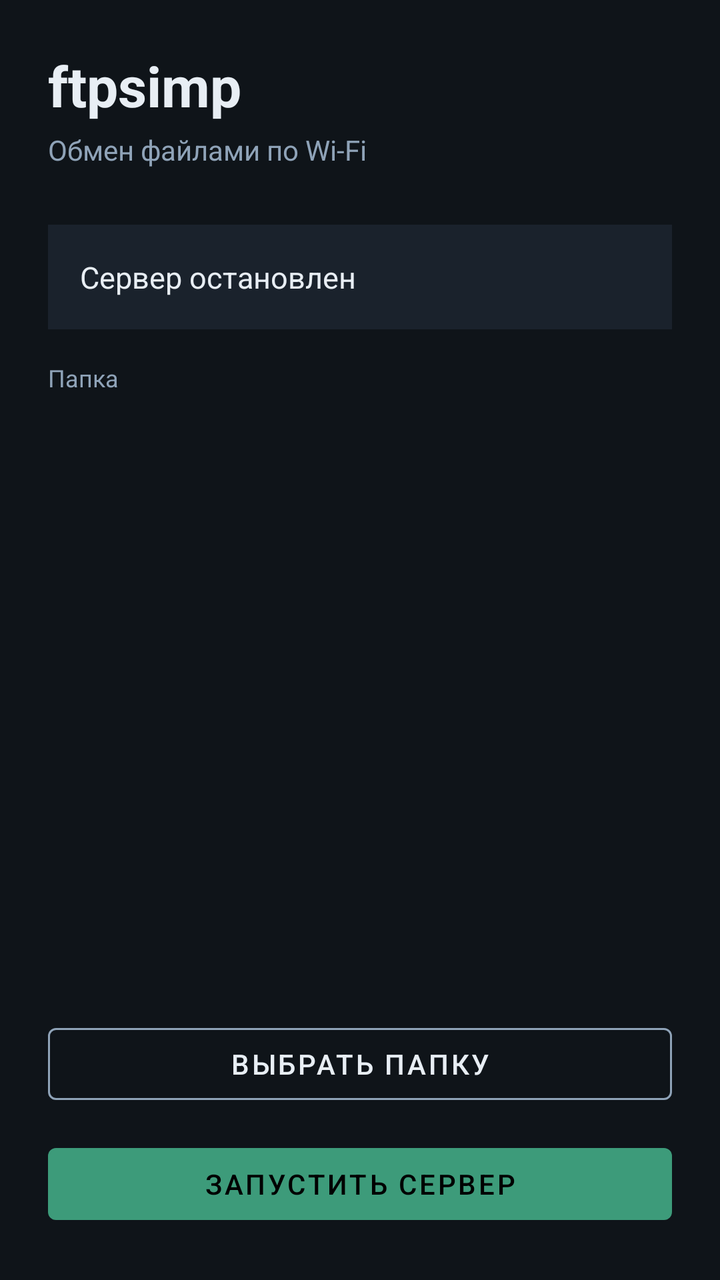
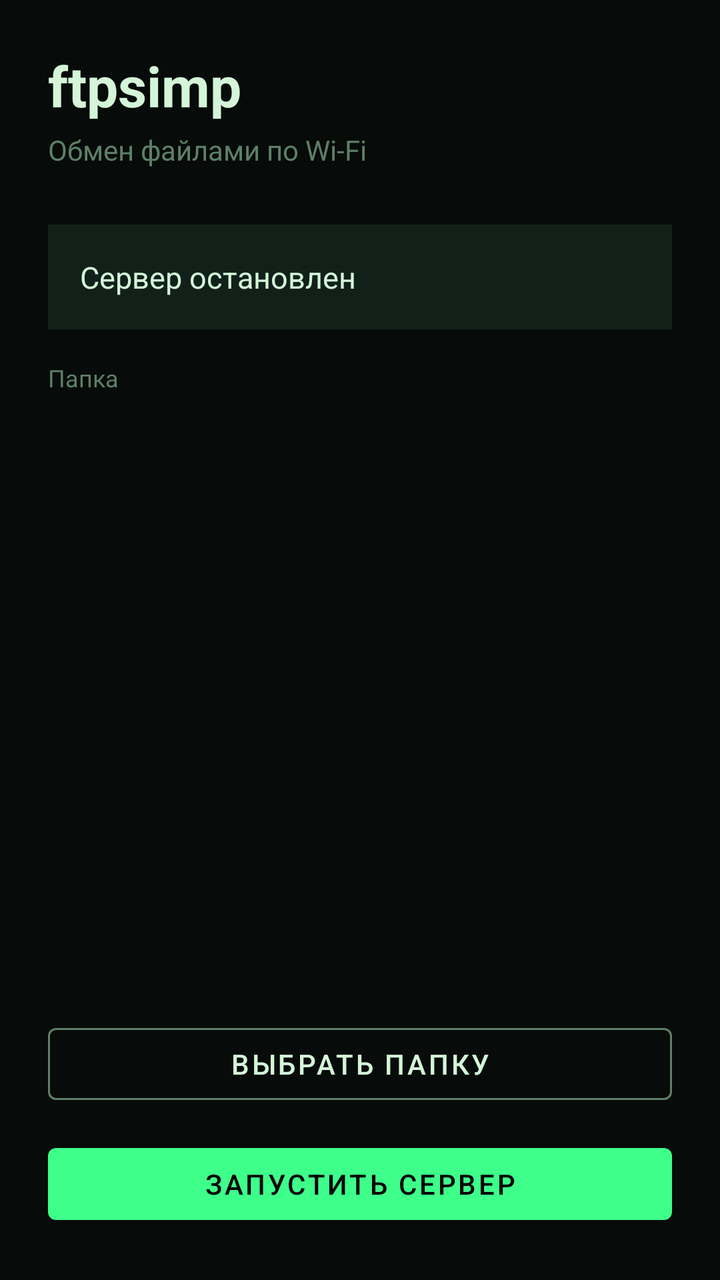

Two renders of the same Android screen: before a commit and after it. Below are the layout's source before the change and the commit's diff.
<!-- AndroidManifest.xml: application theme Theme.Ftpsimp -->
<!-- res/layout/activity_main.xml -->
<?xml version="1.0" encoding="utf-8"?>
<androidx.constraintlayout.widget.ConstraintLayout xmlns:android="http://schemas.android.com/apk/res/android"
    xmlns:app="http://schemas.android.com/apk/res-auto"
    android:layout_width="match_parent"
    android:layout_height="match_parent"
    android:background="@color/bg"
    android:padding="24dp">

    <TextView
        android:id="@+id/title"
        android:layout_width="wrap_content"
        android:layout_height="wrap_content"
        android:text="@string/app_name"
        android:textColor="@color/text"
        android:textSize="28sp"
        android:textStyle="bold"
        app:layout_constraintStart_toStartOf="parent"
        app:layout_constraintTop_toTopOf="parent" />

    <TextView
        android:id="@+id/subtitle"
        android:layout_width="0dp"
        android:layout_height="wrap_content"
        android:layout_marginTop="4dp"
        android:text="Обмен файлами по Wi‑Fi"
        android:textColor="@color/muted"
        android:textSize="14sp"
        app:layout_constraintEnd_toEndOf="parent"
        app:layout_constraintStart_toStartOf="parent"
        app:layout_constraintTop_toBottomOf="@id/title" />

    <TextView
        android:id="@+id/status"
        android:layout_width="0dp"
        android:layout_height="wrap_content"
        android:layout_marginTop="28dp"
        android:background="@color/bg2"
        android:padding="16dp"
        android:text="@string/server_stopped"
        android:textColor="@color/text"
        android:textSize="15sp"
        app:layout_constraintEnd_toEndOf="parent"
        app:layout_constraintStart_toStartOf="parent"
        app:layout_constraintTop_toBottomOf="@id/subtitle" />

    <TextView
        android:id="@+id/folderLabel"
        android:layout_width="0dp"
        android:layout_height="wrap_content"
        android:layout_marginTop="16dp"
        android:text="Папка"
        android:textColor="@color/muted"
        android:textSize="12sp"
        app:layout_constraintEnd_toEndOf="parent"
        app:layout_constraintStart_toStartOf="parent"
        app:layout_constraintTop_toBottomOf="@id/status" />

    <TextView
        android:id="@+id/folderPath"
        android:layout_width="0dp"
        android:layout_height="wrap_content"
        android:layout_marginTop="4dp"
        android:ellipsize="middle"
        android:fontFamily="monospace"
        android:singleLine="true"
        android:textColor="@color/text"
        android:textSize="13sp"
        app:layout_constraintEnd_toEndOf="parent"
        app:layout_constraintStart_toStartOf="parent"
        app:layout_constraintTop_toBottomOf="@id/folderLabel" />

    <TextView
        android:id="@+id/urls"
        android:layout_width="0dp"
        android:layout_height="wrap_content"
        android:layout_marginTop="20dp"
        android:fontFamily="monospace"
        android:lineSpacingExtra="4dp"
        android:textColor="@color/accent"
        android:textSize="15sp"
        app:layout_constraintEnd_toEndOf="parent"
        app:layout_constraintStart_toStartOf="parent"
        app:layout_constraintTop_toBottomOf="@id/folderPath" />

    <com.google.android.material.button.MaterialButton
        android:id="@+id/btnPickFolder"
        style="@style/Widget.MaterialComponents.Button.OutlinedButton"
        android:layout_width="0dp"
        android:layout_height="wrap_content"
        android:layout_marginBottom="12dp"
        android:text="@string/pick_folder"
        android:textColor="@color/text"
        app:layout_constraintBottom_toTopOf="@id/btnToggle"
        app:layout_constraintEnd_toEndOf="parent"
        app:layout_constraintStart_toStartOf="parent"
        app:strokeColor="@color/muted" />

    <com.google.android.material.button.MaterialButton
        android:id="@+id/btnToggle"
        android:layout_width="0dp"
        android:layout_height="wrap_content"
        android:text="@string/start_server"
        app:backgroundTint="@color/accent"
        app:layout_constraintBottom_toBottomOf="parent"
        app:layout_constraintEnd_toEndOf="parent"
        app:layout_constraintStart_toStartOf="parent" />

</androidx.constraintlayout.widget.ConstraintLayout>
<!-- resources referenced by this layout -->
<resources>
  <color name="accent">#3D9B7A</color>
  <color name="bg">#0F1419</color>
  <color name="bg2">#1A222C</color>
  <color name="muted">#8FA3B8</color>
  <color name="text">#E8EEF4</color>
  <string name="app_name">ftpsimp</string>
  <string name="pick_folder">Выбрать папку</string>
  <string name="server_stopped">Сервер остановлен</string>
  <string name="start_server">Запустить сервер</string>
  <style name="Theme.Ftpsimp" parent="Theme.MaterialComponents.DayNight.NoActionBar">
          <item name="colorPrimary">@color/accent</item>
          <item name="colorPrimaryVariant">@color/accent</item>
          <item name="colorOnPrimary">@android:color/black</item>
          <item name="android:statusBarColor">@color/bg</item>
          <item name="android:navigationBarColor">@color/bg</item>
          <item name="android:windowBackground">@color/bg</item>
          <item name="android:textColorPrimary">@color/text</item>
          <item name="android:textColorSecondary">@color/muted</item>
      </style>
</resources>

<!-- the commit's change to res/layout/activity_main.xml (unified diff, before → after) -->
@@ -70,6 +70,46 @@
         app:layout_constraintTop_toBottomOf="@id/folderLabel" />
 
     <TextView
+        android:id="@+id/pinLabel"
+        android:layout_width="0dp"
+        android:layout_height="wrap_content"
+        android:layout_marginTop="16dp"
+        android:text="@string/pin_label"
+        android:textColor="@color/muted"
+        android:textSize="12sp"
+        android:visibility="gone"
+        app:layout_constraintEnd_toEndOf="parent"
+        app:layout_constraintStart_toStartOf="parent"
+        app:layout_constraintTop_toBottomOf="@id/folderPath" />
+
+    <TextView
+        android:id="@+id/pinValue"
+        android:layout_width="0dp"
+        android:layout_height="wrap_content"
+        android:layout_marginTop="4dp"
+        android:fontFamily="monospace"
+        android:letterSpacing="0.2"
+        android:textColor="@color/accent"
+        android:textSize="28sp"
+        android:textStyle="bold"
+        android:visibility="gone"
+        app:layout_constraintEnd_toEndOf="parent"
+        app:layout_constraintStart_toStartOf="parent"
+        app:layout_constraintTop_toBottomOf="@id/pinLabel" />
+
+    <TextView
+        android:id="@+id/modeLabel"
+        android:layout_width="0dp"
+        android:layout_height="wrap_content"
+        android:layout_marginTop="12dp"
+        android:fontFamily="monospace"
+        android:textColor="@color/muted"
+        android:textSize="12sp"
+        app:layout_constraintEnd_toEndOf="parent"
+        app:layout_constraintStart_toStartOf="parent"
+        app:layout_constraintTop_toBottomOf="@id/pinValue" />
+
+    <TextView
         android:id="@+id/urls"
         android:layout_width="0dp"
         android:layout_height="wrap_content"
@@ -80,7 +120,7 @@
         android:textSize="15sp"
         app:layout_constraintEnd_toEndOf="parent"
         app:layout_constraintStart_toStartOf="parent"
-        app:layout_constraintTop_toBottomOf="@id/folderPath" />
+        app:layout_constraintTop_toBottomOf="@id/modeLabel" />
 
     <com.google.android.material.button.MaterialButton
         android:id="@+id/btnPickFolder"
<!-- resource entries referenced after the edit -->
@@ -1,12 +1,13 @@
 <!-- resources referenced by this layout -->
 <resources>
-  <color name="accent">#3D9B7A</color>
-  <color name="bg">#0F1419</color>
-  <color name="bg2">#1A222C</color>
-  <color name="muted">#8FA3B8</color>
-  <color name="text">#E8EEF4</color>
+  <color name="accent">#3DFF8A</color>
+  <color name="bg">#070B09</color>
+  <color name="bg2">#12201A</color>
+  <color name="muted">#5D8068</color>
+  <color name="text">#D4F5D8</color>
   <string name="app_name">ftpsimp</string>
   <string name="pick_folder">Выбрать папку</string>
+  <string name="pin_label">PIN для входа в браузере</string>
   <string name="server_stopped">Сервер остановлен</string>
   <string name="start_server">Запустить сервер</string>
   <style name="Theme.Ftpsimp" parent="Theme.MaterialComponents.DayNight.NoActionBar">
